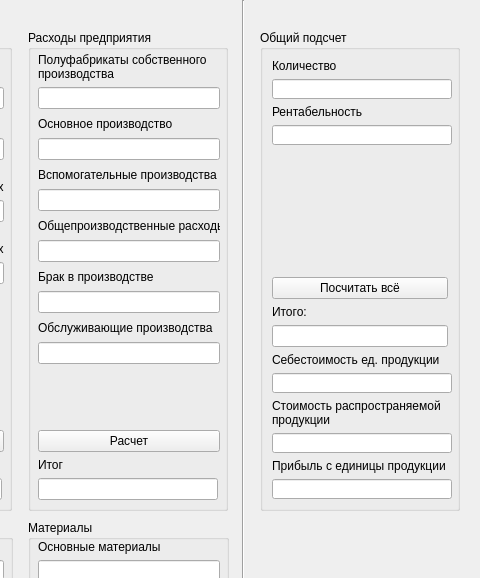
Above: calc.ui from ruhose73/Koftan before the change; both pictures show x 650 to 1130 and y 0 to 578 of the 1130 by 790 pixel window. Below: the same form after it.
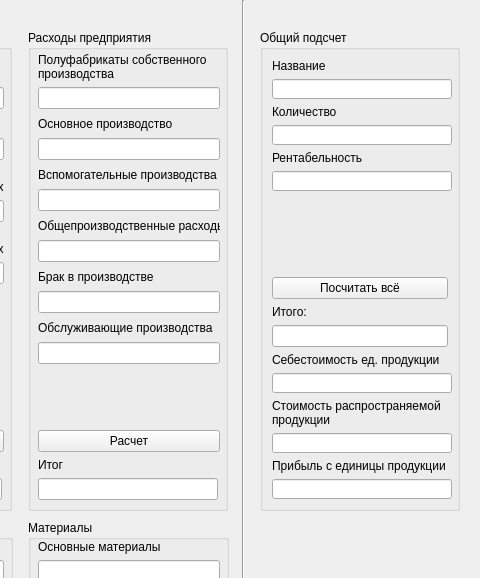
That is the form after the change.

Commit message: Local Base complete

```diff
--- a/calc.ui
+++ b/calc.ui
@@ -1244,15 +1244,32 @@
    <property name="title">
     <string>Общий подсчет</string>
    </property>
-   <layout class="QVBoxLayout" name="verticalLayout_17">
-    <item>
+   <layout class="QGridLayout" name="gridLayout">
+    <item row="0" column="0">
+     <widget class="QLabel" name="label_47">
+      <property name="text">
+       <string>Название</string>
+      </property>
+     </widget>
+    </item>
+    <item row="1" column="0">
+     <widget class="QLineEdit" name="Name_line">
+      <property name="minimumSize">
+       <size>
+        <width>180</width>
+        <height>20</height>
+       </size>
+      </property>
+     </widget>
+    </item>
+    <item row="2" column="0">
      <widget class="QLabel" name="label_14">
       <property name="text">
        <string>Количество</string>
       </property>
      </widget>
     </item>
-    <item>
+    <item row="3" column="0">
      <widget class="QLineEdit" name="TC_quantity_line">
       <property name="minimumSize">
        <size>
@@ -1262,14 +1279,14 @@
       </property>
      </widget>
     </item>
-    <item>
+    <item row="4" column="0">
      <widget class="QLabel" name="label_42">
       <property name="text">
        <string>Рентабельность</string>
       </property>
      </widget>
     </item>
-    <item>
+    <item row="5" column="0">
      <widget class="QLineEdit" name="TC_profitability_line">
       <property name="minimumSize">
        <size>
@@ -1279,7 +1296,7 @@
       </property>
      </widget>
     </item>
-    <item>
+    <item row="6" column="0">
      <spacer name="verticalSpacer">
       <property name="orientation">
        <enum>Qt::Vertical</enum>
```
Left out of the diff: 18 changed lines with no effect on the pictures. The commit also changes 2 other files.
